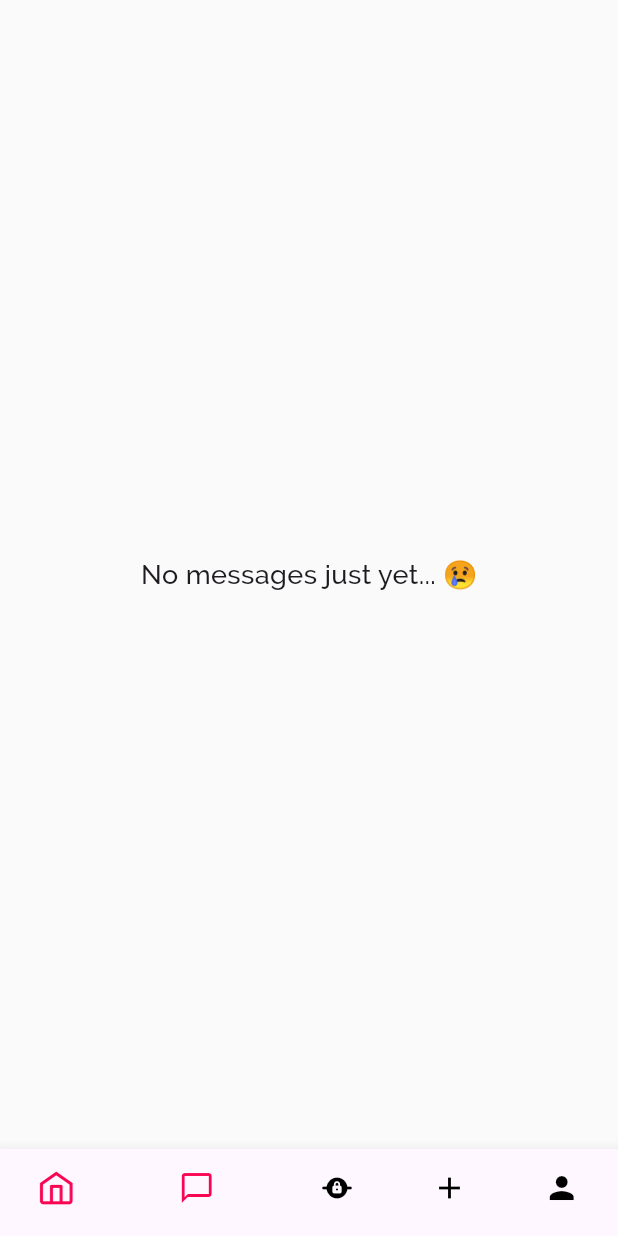
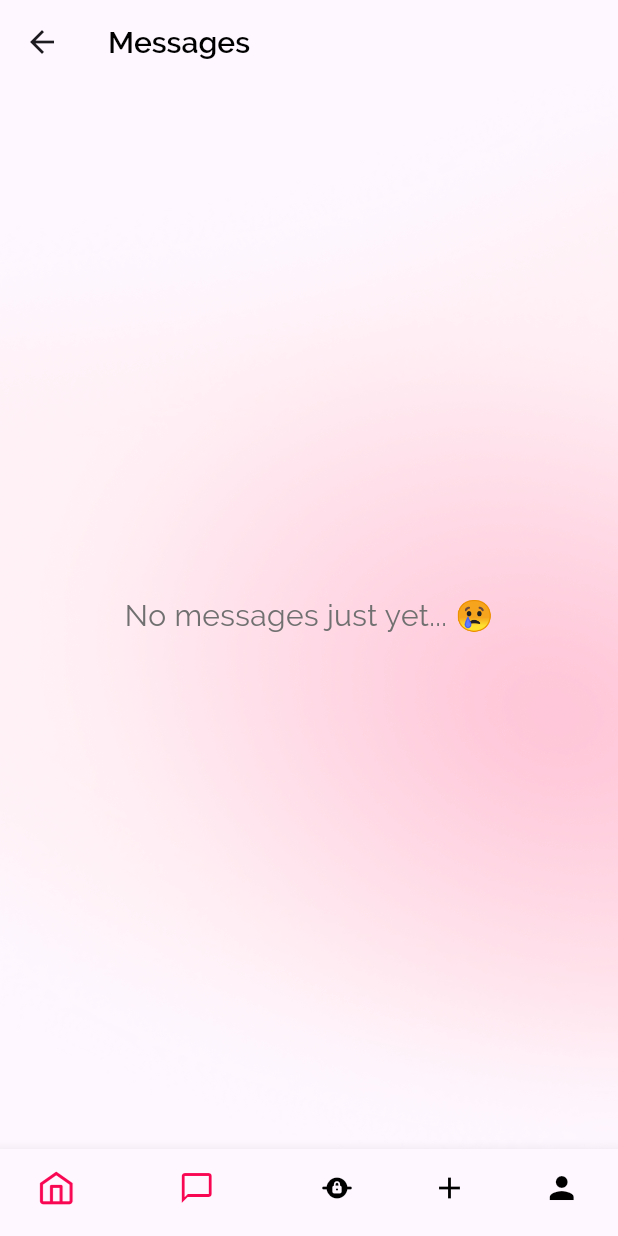
Before and after one commit to chh0871/MVP, a Flutter app: the HomePage screen opened by its route, swiped to page 2, on a phone screen of 412 x 824 dp. Run offline on Flutter 3.47's test engine with Material 3 defaults, Android fonts, the phone set to English and light mode, and no system bars; our stand-ins replace cloud_firestore, firebase_auth, firebase_core, firebase_storage, fl_chart, flutter_dotenv and 4 more; accounts and stored records are empty.

Commit message:
implemented emptystatecard, empty search and message pages

```diff
--- a/lib/core/config/app_colors.dart
+++ b/lib/core/config/app_colors.dart
@@ -12,4 +12,5 @@ class AppColors {
   static const lavenderBgColor = Color(0xFFDFE9FF);
   static const greenBgColor = Color(0xFF01BF07);
   static const lightGreyFill = Color(0xFFF0F0F0);
+  static const greyTextColorTwo = Color(0xFF707070);
 }
--- a/lib/core/config/app_images.dart
+++ b/lib/core/config/app_images.dart
@@ -26,4 +26,5 @@ class AppImages {
   static const likeHeart = '${_path}like_heart.png';
 
   static const charity_week_card = '${_path}charity_week_card.png';
+  static const empty_state_bg = '${_path}emptystatebg.png';
 }
--- a/lib/core/config/app_strings.dart
+++ b/lib/core/config/app_strings.dart
@@ -27,4 +27,9 @@ class AppStrings {
   static const browseItemsText = "Browse pledged items";
   static const learMoreText = "and learn more about";
   static const workHereText = "the work the do here!";
+  static const dashboard = 'Dashboard';
+  static const messages = 'Messages';
+  static const search = 'Search';
+  static const emptyStateMessageText = 'No messages just yet... 😢';
+  static const emptyStateSearchText = 'No products found... 🔎';
 }
--- /dev/null
+++ b/lib/core/reusablewidgets/emptystatecard.dart
@@ -0,0 +1,39 @@
+import 'package:flutter/material.dart';
+import 'package:cherry_mvp/core/config/config.dart';
+
+class EmptyStateCard extends StatelessWidget {
+  final String message;
+
+  const EmptyStateCard({
+    Key? key,
+    required this.message,
+  }) : super(key: key);
+
+  @override
+  Widget build(BuildContext context) {
+    return Container(
+        height: double.infinity,
+        width: double.infinity,
+        child: Stack(
+          alignment: Alignment.center,
+          children: [
+            Image.asset(
+              width: double.infinity,
+              AppImages.empty_state_bg,
+              fit: BoxFit.cover,
+            ),
+            Center(
+              child: Text(
+                message,
+                textAlign: TextAlign.center,
+                style: TextStyle(
+                  fontSize: 20,
+                  color: AppColors.greyTextColorTwo,
+                ),
+              ),
+            ),
+          ],
+        ),
+    );
+  }
+}
--- a/lib/features/messages/messagepage.dart
+++ b/lib/features/messages/messagepage.dart
@@ -1,16 +1,27 @@
+import 'package:cherry_mvp/core/reusablewidgets/emptystatecard.dart';
 import 'package:flutter/material.dart';
+import 'package:cherry_mvp/core/config/config.dart';
 
 class MessagePage extends StatelessWidget {
   const MessagePage({Key? key}) : super(key: key);
 
   @override
   Widget build(BuildContext context) {
-    return Center(
-      child: Text(
-        'No messages just yet... 😢',
-        style: TextStyle(
-          fontSize: 18,
-          fontWeight: FontWeight.w500,
+    return Scaffold(
+      appBar: AppBar(
+        title: const Text(
+          AppStrings.messages,
+          style: TextStyle(
+            fontSize: 20,
+            fontWeight: FontWeight.w600,
+            color: AppColors.black,
+          ),
+          textAlign: TextAlign.center,
+        ),
+      ),
+      body: Center(
+        child: EmptyStateCard(
+          message: AppStrings.emptyStateMessageText
         ),
       ),
     );
```
Also changed, not shown: lib/features/home/widgets/dashboard.dart (+11 -3 lines), lib/features/search/searchpage.dart (+17 -6 lines), assets/images/emptystatebg.png (added).
